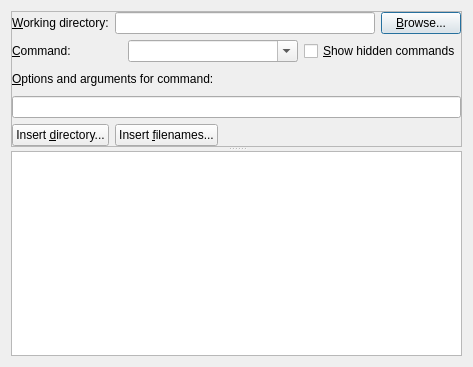
Qt form ui/run.ui (breezy-team/qbrz) before a commit.
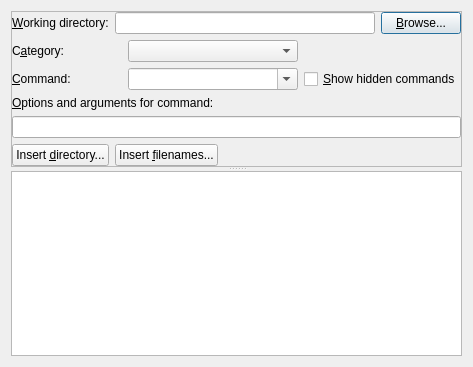
The same form after that commit.

Commit message: Add category selector to qrun

```diff
--- a/ui/run.ui
+++ b/ui/run.ui
@@ -71,6 +71,26 @@
        <item>
         <layout class="QGridLayout" name="cmd_layout" >
          <item row="0" column="0" >
+          <widget class="QLabel" name="cat_label" >
+           <property name="text" >
+            <string>C&amp;ategory:</string>
+           </property>
+           <property name="buddy" >
+            <cstring>cmd_combobox</cstring>
+           </property>
+          </widget>
+         </item>
+         <item row="0" column="1" >
+          <widget class="QComboBox" name="cat_combobox" >
+           <property name="minimumSize" >
+            <size>
+             <width>170</width>
+             <height>0</height>
+            </size>
+           </property>
+          </widget>
+         </item>
+         <item row="1" column="0" >
           <widget class="QLabel" name="cmd_label" >
            <property name="text" >
             <string>&amp;Command:</string>
@@ -80,7 +100,7 @@
            </property>
           </widget>
          </item>
-         <item row="0" column="1" >
+         <item row="1" column="1" >
           <widget class="QComboBox" name="cmd_combobox" >
            <property name="minimumSize" >
             <size>
@@ -93,7 +113,7 @@
            </property>
           </widget>
          </item>
-         <item row="0" column="2" >
+         <item row="1" column="2" >
           <widget class="QCheckBox" name="hidden_checkbox" >
            <property name="text" >
             <string>&amp;Show hidden commands</string>
```
The commit also changes 2 other files.
